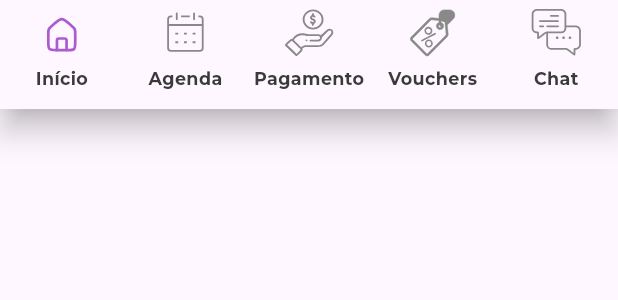
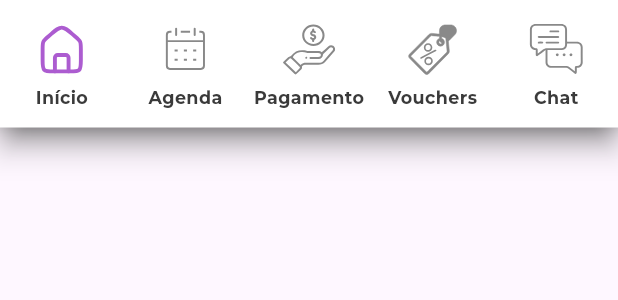
Before and after one commit to RafaBalF/laserfast-app, a Flutter app: the BottomNavigationBarWidget widget shown alone on an empty page, opened directly, on a phone screen of 412 x 824 dp. Shown: the top 300 px of the screen. Run offline on Flutter 3.47's test engine with Material 3 defaults, Android fonts, the light colour scheme and no system bars; our stand-ins replace auto_size_text, cached_network_image, connectivity_plus, dio, flutter_local_notifications, flutter_mobx and 12 more; missing offline and left inert: flutter_verification_code, pusher_channels_flutter; accounts and stored records are empty; generated files the repository leaves out were written again; project files that could hold a hidden picture were left out.

Commit message:
melhorando bottom navigation bar

```diff
--- a/lib/app/modules/home/home_page.dart
+++ b/lib/app/modules/home/home_page.dart
@@ -21,6 +21,10 @@ class HomePageState extends State<HomePage> {
 
   @override
   Widget build(BuildContext context) {
-    return MainScaffoldWidget(body: Container());
+    return const MainScaffoldWidget(
+        body: Column(
+      crossAxisAlignment: CrossAxisAlignment.start,
+      children: [],
+    ));
   }
 }
--- a/lib/app/modules/home/widgets/bottom_navigation_bar/bottom_navigation_bar.dart
+++ b/lib/app/modules/home/widgets/bottom_navigation_bar/bottom_navigation_bar.dart
@@ -5,6 +5,7 @@ import 'package:flutter_svg/svg.dart';
 import 'package:laserfast_app/app/modules/home/widgets/bottom_navigation_bar/bottom_navigation_bar_store.dart';
 import 'package:laserfast_app/app/shared/colors.dart';
 import 'package:laserfast_app/app/shared/text_styles.dart';
+import 'package:responsive_sizer/responsive_sizer.dart';
 
 class BottomNavigationBarWidget extends StatefulWidget {
   const BottomNavigationBarWidget({super.key});
@@ -20,7 +21,16 @@ class _BottomNavigationBarWidgetState extends State<BottomNavigationBarWidget> {
 
   @override
   Widget build(BuildContext context) {
-    return Observer(builder: (_) {
+    return Container(
+      decoration: const BoxDecoration(
+        boxShadow: <BoxShadow>[
+          BoxShadow(
+            color: darkGrey,
+            blurRadius: 15,
+          ),
+        ],
+      ),
+      child: Observer(builder: (_) {
         return BottomNavigationBar(
           items: [
             _bottomNavigationBarItem(
@@ -44,6 +54,7 @@ class _BottomNavigationBarWidgetState extends State<BottomNavigationBarWidget> {
               'Chat',
             ),
           ],
+          backgroundColor: background,
           selectedItemColor: darkerGrey,
           selectedIconTheme: const IconThemeData(color: accent),
           showSelectedLabels: true,
@@ -55,19 +66,26 @@ class _BottomNavigationBarWidgetState extends State<BottomNavigationBarWidget> {
           currentIndex: _store.selectedIndex,
           onTap: _store.setSelectedIndex,
         );
-    });
+      }),
+    );
   }
 
   BottomNavigationBarItem _bottomNavigationBarItem(String path, String label) {
     return BottomNavigationBarItem(
-      icon: SvgPicture.asset(
+      icon: Padding(
+        padding: const EdgeInsets.only(top: 10),
+        child: SvgPicture.asset(
           path,
-        height: 32,
+          height: 24.sp,
         ),
-      activeIcon: SvgPicture.asset(
+      ),
+      activeIcon: Padding(
+        padding: const EdgeInsets.only(top: 10),
+        child: SvgPicture.asset(
           path,
-        height: 32,
+          height: 24.sp,
           colorFilter: const ColorFilter.mode(accent, BlendMode.srcIn),
+        ),
       ),
       label: label,
     );
```
Also changed, not shown: assets/icons/svg/home.svg. Lines whose indentation alone changed are shown as unchanged.
